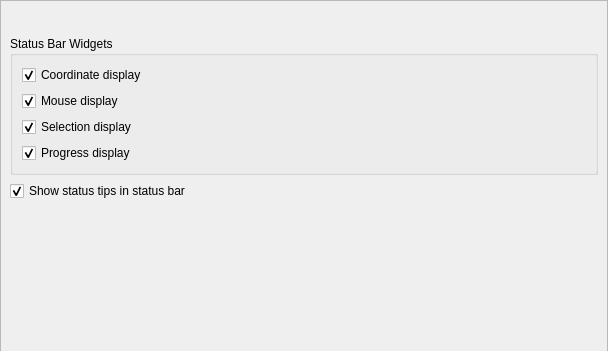
The window that scripts/Widgets/StatusBar/PreferencesPage.ui (qcad/qcad) describes before a commit, drawn with Qt 5; both pictures show x 0 to 608 and y 0 to 351 of the 608 by 567 pixel window.
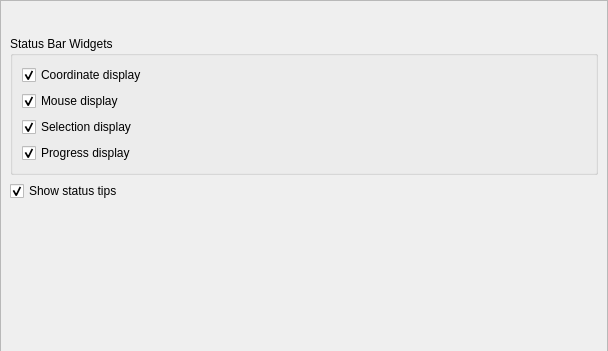
The same window after the commit. Custom widgets are drawn as their Qt base class.

What changed in the file:
```diff
--- a/scripts/Widgets/StatusBar/PreferencesPage.ui
+++ b/scripts/Widgets/StatusBar/PreferencesPage.ui
@@ -106,7 +106,7 @@
     <item>
      <widget class="QCheckBox" name="ShowTips">
       <property name="text">
-       <string>Show status tips in status bar </string>
+       <string>Show status tips</string>
       </property>
       <property name="checked">
        <bool>true</bool>
```
